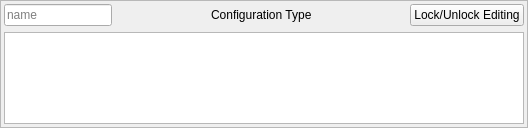
Qt form atef/ui/config_overview_row.ui (pcdshub/atef) before a commit.
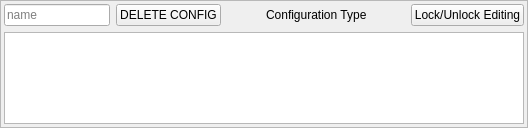
The same form after that commit.

Commit message: ENH: add mechanisms for deleting a config row in the overview gui

```diff
--- a/atef/ui/config_overview_row.ui
+++ b/atef/ui/config_overview_row.ui
@@ -83,6 +83,13 @@
           </property>
          </widget>
         </item>
+        <item>
+         <widget class="QPushButton" name="delete_button">
+          <property name="text">
+           <string>DELETE CONFIG</string>
+          </property>
+         </widget>
+        </item>
         <item>
          <spacer name="horizontalSpacer">
           <property name="orientation">
```
The commit also changes 1 other file.
